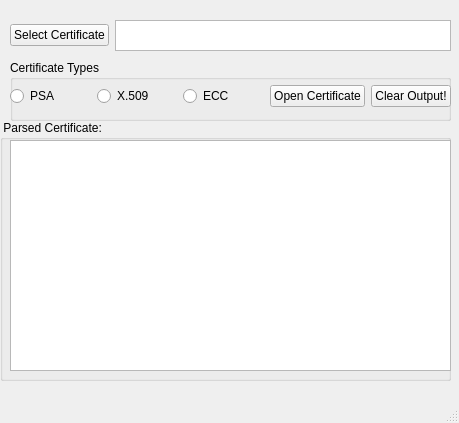
Qt form main_window.ui (mcagriaksoy/cert_file_opener) before a commit.
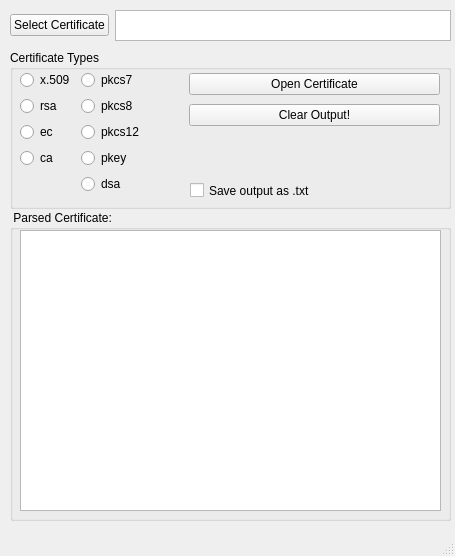
The same form after that commit.

```diff
--- a/main_window.ui
+++ b/main_window.ui
@@ -6,8 +6,8 @@
    <rect>
     <x>0</x>
     <y>0</y>
-    <width>459</width>
-    <height>423</height>
+    <width>455</width>
+    <height>556</height>
    </rect>
   </property>
   <property name="windowTitle">
@@ -18,7 +18,7 @@
     <property name="geometry">
      <rect>
       <x>10</x>
-      <y>20</y>
+      <y>10</y>
       <width>441</width>
       <height>31</height>
      </rect>
@@ -36,13 +36,36 @@
      </item>
     </layout>
    </widget>
+   <widget class="QGroupBox" name="groupBox_2">
+    <property name="geometry">
+     <rect>
+      <x>10</x>
+      <y>210</y>
+      <width>441</width>
+      <height>311</height>
+     </rect>
+    </property>
+    <property name="title">
+     <string> Parsed Certificate:</string>
+    </property>
+    <widget class="QTextEdit" name="textEdit_2">
+     <property name="geometry">
+      <rect>
+       <x>10</x>
+       <y>20</y>
+       <width>421</width>
+       <height>281</height>
+      </rect>
+     </property>
+    </widget>
+   </widget>
    <widget class="QGroupBox" name="groupBox">
     <property name="geometry">
      <rect>
       <x>10</x>
-      <y>60</y>
+      <y>50</y>
       <width>441</width>
-      <height>61</height>
+      <height>159</height>
      </rect>
     </property>
     <property name="title">
@@ -51,75 +74,115 @@
     <widget class="QWidget" name="horizontalLayoutWidget_2">
      <property name="geometry">
       <rect>
-       <x>0</x>
+       <x>10</x>
        <y>20</y>
-       <width>441</width>
-       <height>32</height>
+       <width>160</width>
+       <height>130</height>
       </rect>
      </property>
-     <layout class="QHBoxLayout" name="horizontalLayout_2">
-      <item>
+     <layout class="QFormLayout" name="formLayout">
+      <item row="3" column="0">
+       <widget class="QRadioButton" name="radioButton_9">
+        <property name="text">
+         <string>ca</string>
+        </property>
+       </widget>
+      </item>
+      <item row="1" column="0">
        <widget class="QRadioButton" name="radioButton">
         <property name="text">
-         <string>PSA</string>
+         <string>rsa</string>
         </property>
        </widget>
       </item>
-      <item>
-       <widget class="QRadioButton" name="radioButton_2">
-        <property name="text">
-         <string>X.509</string>
-        </property>
-       </widget>
-      </item>
-      <item>
+      <item row="2" column="0">
        <widget class="QRadioButton" name="radioButton_3">
         <property name="text">
-         <string>ECC</string>
+         <string>ec</string>
         </property>
        </widget>
       </item>
-      <item>
-       <layout class="QHBoxLayout" name="horizontalLayout_3">
-        <item>
-         <widget class="QPushButton" name="pushButton_2">
-          <property name="text">
-           <string>Open Certificate</string>
-          </property>
-         </widget>
-        </item>
-        <item>
-         <widget class="QPushButton" name="pushButton_3">
-          <property name="text">
-           <string>Clear Output!</string>
-          </property>
-         </widget>
-        </item>
-       </layout>
+      <item row="1" column="1">
+       <widget class="QRadioButton" name="radioButton_5">
+        <property name="text">
+         <string>pkcs8</string>
+        </property>
+       </widget>
+      </item>
+      <item row="2" column="1">
+       <widget class="QRadioButton" name="radioButton_6">
+        <property name="text">
+         <string>pkcs12</string>
+        </property>
+       </widget>
+      </item>
+      <item row="0" column="1">
+       <widget class="QRadioButton" name="radioButton_4">
+        <property name="text">
+         <string>pkcs7</string>
+        </property>
+       </widget>
+      </item>
+      <item row="0" column="0">
+       <widget class="QRadioButton" name="radioButton_2">
+        <property name="text">
+         <string>x.509</string>
+        </property>
+       </widget>
+      </item>
+      <item row="3" column="1">
+       <widget class="QRadioButton" name="radioButton_7">
+        <property name="text">
+         <string>pkey</string>
+        </property>
+       </widget>
+      </item>
+      <item row="4" column="1">
+       <widget class="QRadioButton" name="radioButton_8">
+        <property name="text">
+         <string>dsa</string>
+        </property>
+       </widget>
       </item>
      </layout>
     </widget>
-   </widget>
-   <widget class="QGroupBox" name="groupBox_2">
-    <property name="geometry">
-     <rect>
-      <x>0</x>
-      <y>120</y>
-      <width>451</width>
-      <height>261</height>
-     </rect>
-    </property>
-    <property name="title">
-     <string> Parsed Certificate:</string>
-    </property>
-    <widget class="QTextEdit" name="textEdit_2">
+    <widget class="QWidget" name="verticalLayoutWidget">
      <property name="geometry">
       <rect>
-       <x>10</x>
+       <x>179</x>
        <y>20</y>
-       <width>441</width>
-       <height>231</height>
+       <width>251</width>
+       <height>61</height>
       </rect>
+     </property>
+     <layout class="QVBoxLayout" name="verticalLayout">
+      <item>
+       <widget class="QPushButton" name="pushButton_2">
+        <property name="text">
+         <string>Open Certificate</string>
+        </property>
+       </widget>
+      </item>
+      <item>
+       <widget class="QPushButton" name="pushButton_3">
+        <property name="text">
+         <string>Clear Output!</string>
+        </property>
+       </widget>
+      </item>
+     </layout>
+    </widget>
+    <widget class="QCheckBox" name="checkBox">
+     <property name="geometry">
+      <rect>
+       <x>180</x>
+       <y>130</y>
+       <width>131</width>
+       <height>21</height>
+      </rect>
+     </property>
+     <property name="text">
+      <string>Save output as .txt</string>
      </property>
     </widget>
    </widget>
```
Left out of the diff: 11 changed lines with no effect on the pictures.
